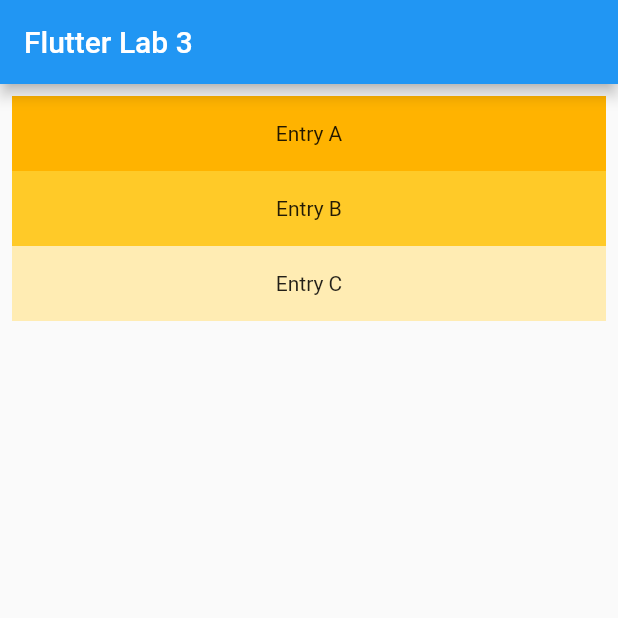
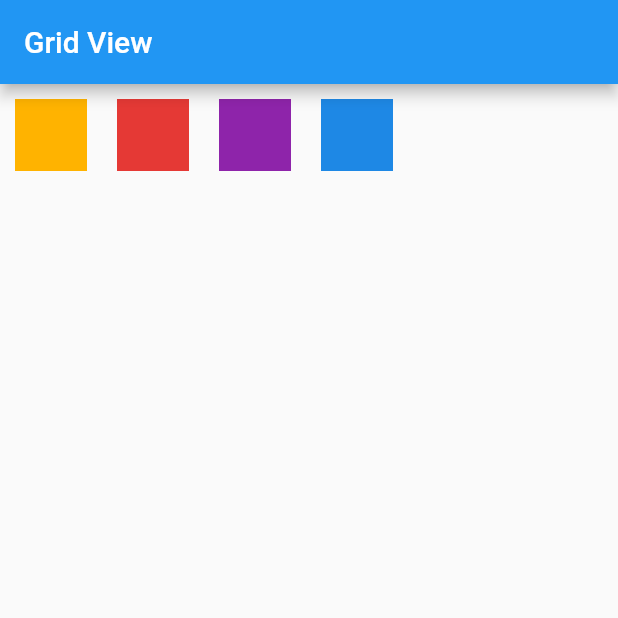
Before and after one commit to HusnaAasyida/flutterapp, a Flutter app: the screen it shows after launch, on a phone screen of 412 x 824 dp, the top half of it. Run offline on Flutter 3.47's test engine with Material 2 defaults, Android fonts, the phone set to English and light mode, and no system bars.

Commit message:
container

```diff
--- a/lib/main.dart
+++ b/lib/main.dart
@@ -6,32 +6,49 @@ class MyApp extends StatelessWidget {
   @override
   Widget build(BuildContext context) {
     return MaterialApp(
-      title: 'Flutter Lab 3',
+      title: 'Grid View',
       home: Scaffold(
         appBar: AppBar(
-          title: Text('Flutter Lab 3'),
+          title: Text('Grid View'),
         ),
-        body: ListView(
-          padding: const EdgeInsets.all(8),
-          children: <Widget>[
+        body: Row(
+          children: [
             Container(
-              height: 50,
-              color: Colors.amber[600],
-              child: const Center(child: Text('Entry A')),
+              child: Container(
+                margin: const EdgeInsets.all(10.0),
+                color: Colors.amber[600],
+                width: 48.0,
+                height: 48.0,
+              ),
             ),
             Container(
-              height: 50,
-              color: Colors.amber[400],
-              child: const Center(child: Text('Entry B')),
+              child: Container(
+                margin: const EdgeInsets.all(10.0),
+                color: Colors.red[600],
+                width: 48.0,
+                height: 48.0,
+              ),
             ),
             Container(
-              height: 50,
-              color: Colors.amber[100],
-              child: const Center(child: Text('Entry C')),
+              child: Container(
+                margin: const EdgeInsets.all(10.0),
+                color: Colors.purple[600],
+                width: 48.0,
+                height: 48.0,
+              ),
             ),
+              Container(
+              child: Container(
+                margin: const EdgeInsets.all(10.0),
+                color: Colors.blue[600],
+                width: 48.0,
+                height: 48.0,
+                ),
+              ),
           ],
         )
-      ),
-    );
+        )
+
+        );
   }
 }
```
